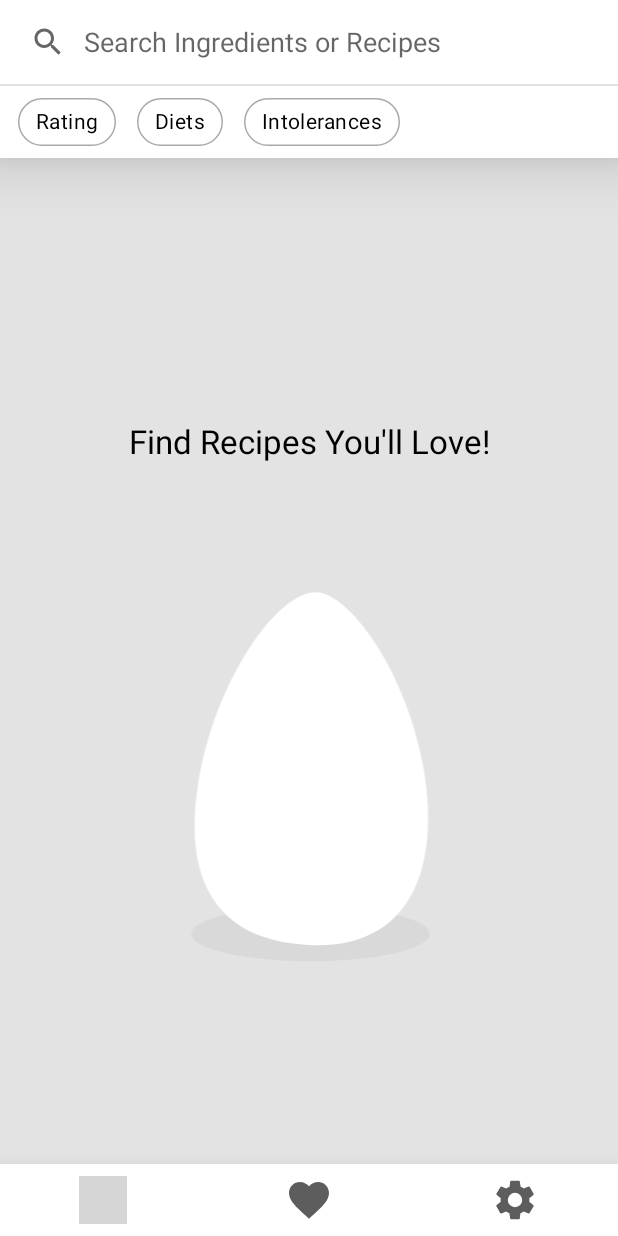
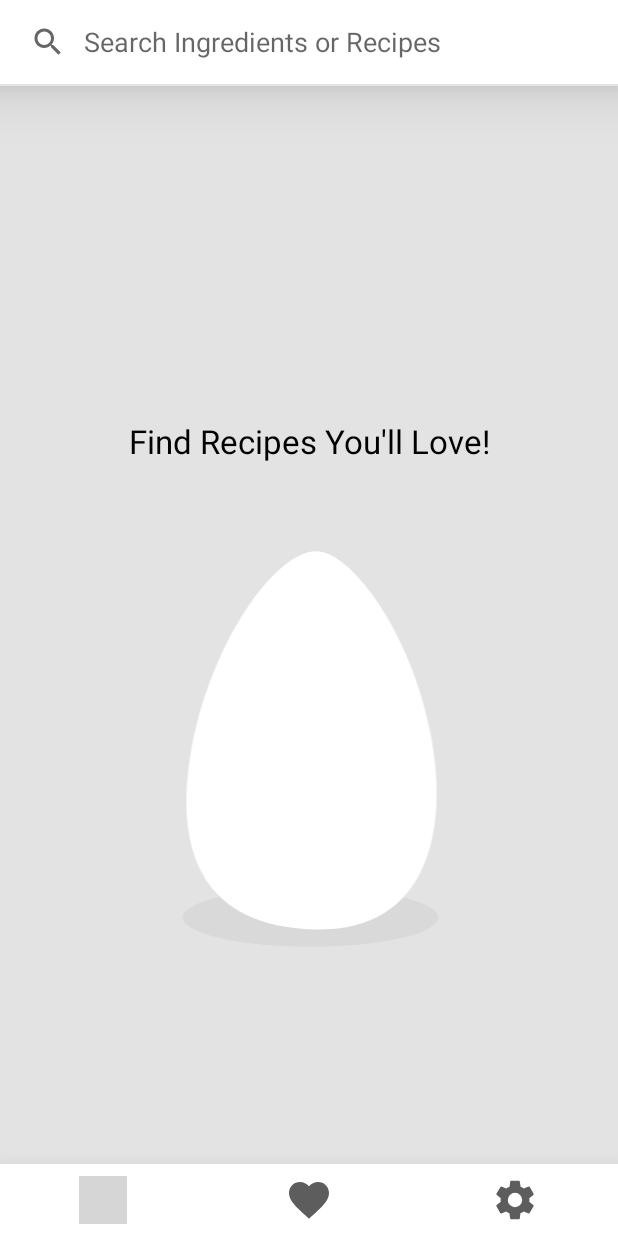
Before and after one commit to mjhamm/Scavenger, an Android app: the screen it shows after launch (MainActivity), on a phone screen of 412 x 824 dp. Run offline under Robolectric (Android 15) with nearby library versions, the phone set to English and light mode, and no system bars; our stand-ins replace Firebase (no records; nobody signed in at launch, a user with empty details on screens opened directly), Picasso, Shimmer, androidx.preference; pictures from the network do not load; Roboto replaces fonts that are not available here; 1 statement that could not run was skipped; grey boxes are pictures that could not be loaded.

Commit message:
kotlin updates

```diff
--- a/app/src/main/java/com/app/scavenger/HelpAdapter.java
+++ b/app/src/main/java/com/app/scavenger/HelpAdapter.java
@@ -18,7 +18,7 @@ public class HelpAdapter extends RecyclerView.Adapter<HelpAdapter.ViewHolder> {
     private ItemClickListener mClickListener;
 
     // data is passed into the constructor
-    HelpAdapter(Context context, List<String> data) {
+    public HelpAdapter(Context context, List<String> data) {
         this.mInflater = LayoutInflater.from(context);
         this.mData = data;
     }
--- a/app/src/main/java/com/app/scavenger/LikesFragment.java
+++ b/app/src/main/java/com/app/scavenger/LikesFragment.java
@@ -74,7 +74,7 @@ public class LikesFragment extends Fragment {
 
     // Create a new instance of Likes Fragment
     // Add a bundle if you want to pass through variables on creation
-    static LikesFragment newInstance() {
+    public static LikesFragment newInstance() {
         return new LikesFragment();
     }
 
--- a/app/src/main/java/com/app/scavenger/SearchFragment.java
+++ b/app/src/main/java/com/app/scavenger/SearchFragment.java
@@ -67,7 +67,7 @@ public class SearchFragment extends Fragment {
     public SearchFragment() {}
 
     // Create a new instance of Search Fragment
-    static SearchFragment newInstance() {
+    public static SearchFragment newInstance() {
         return new SearchFragment();
     }
 
--- a/app/src/main/java/com/app/scavenger/dialog/DialogBuilder.kt
+++ b/app/src/main/java/com/app/scavenger/dialog/DialogBuilder.kt
@@ -19,7 +19,7 @@ class DialogBuilder: MaterialAlertDialogBuilder {
     }
 
     companion object {
-        fun showInformationDialog(context: Context, theme: Int?, title: String, message: String) {
+        fun showInformationDialog(context: Context, title: String, message: String) {
             DialogBuilder(context)
                 .setTitle(title)
                 .setMessage(message)
@@ -28,8 +28,8 @@ class DialogBuilder: MaterialAlertDialogBuilder {
                 .show()
         }
 
-        fun showErrorDialog(context: Context, theme: Int?, title: String, message: String, function: (dialog: DialogInterface, which: Int) -> Unit) {
-            DialogBuilder(context)
+        fun showErrorDialog(context: Context, theme: Int, title: String, message: String, function: (dialog: DialogInterface, which: Int) -> Unit) {
+            DialogBuilder(context, theme)
                 .setTitle(title)
                 .setMessage(message)
                 .setCancelable(false)
--- a/app/src/main/java/com/app/scavenger/v2/activities/Comments.kt
+++ b/app/src/main/java/com/app/scavenger/v2/activities/Comments.kt
@@ -40,11 +40,11 @@ class Comments: AppCompatActivity() {
 
     override fun onCreate(savedInstanceState: Bundle?) {
         super.onCreate(savedInstanceState)
-        setContentView(R.layout.activity_comments)
 
         binding = ActivityCommentsBinding.inflate(layoutInflater)
+        setContentView(binding.root
+        )
         connection = ConnectionDetector(this)
-
         recipeName = intent.extras?.getString("recipe_name").toString()
         recipeSource = intent.extras?.getString("recipe_source").toString()
         recipeId = intent.extras?.getInt("recipe_id") ?: 0
@@ -98,6 +98,7 @@ class Comments: AppCompatActivity() {
                     postComment()
                 } else {
                     DialogBuilder.showInformationDialog(this,
+                        null,
                     Constants.noInternetTitle,
                     Constants.noInternetMessage)
                 }
--- a/app/src/main/java/com/app/scavenger/v2/activities/ForgotPassword.kt
+++ b/app/src/main/java/com/app/scavenger/v2/activities/ForgotPassword.kt
@@ -19,11 +19,10 @@ class ForgotPassword: AppCompatActivity() {
 
     override fun onCreate(savedInstanceState: Bundle?) {
         super.onCreate(savedInstanceState)
-        setContentView(R.layout.activity_forgot_password)
+        binding = ActivityForgotPasswordBinding.inflate(layoutInflater)
+        setContentView(binding.root)
 
-        binding = ActivityForgotPasswordBinding.inflate(layoutInflater)
         connection = ConnectionDetector(this)
-
         binding.forgotToolbar.setTitle("Forgot Password")
         binding.forgotPassButton.isEnabled = false
 
--- a/app/src/main/res/layout/activity_about.xml
+++ b/app/src/main/res/layout/activity_about.xml
@@ -25,4 +25,10 @@
         app:layout_constraintEnd_toEndOf="parent"
         app:layout_constraintBottom_toBottomOf="parent"/>
 
+    <WebView
+        android:id="@+id/about_webView"
+        android:layout_width="match_parent"
+        android:layout_height="match_parent"
+        android:visibility="gone"/>
+
 </androidx.constraintlayout.widget.ConstraintLayout>
--- a/app/src/main/res/layout/fragment_search.xml
+++ b/app/src/main/res/layout/fragment_search.xml
@@ -41,68 +41,6 @@
             android:layout_width="match_parent"
             android:layout_height="1dp"
             android:background="@color/bg_gray"/>
-
-        <!-- ///////////////////////////////////////////////////////////////// -->
-        <!-- Added 2/15/2021 - 7 / 1.1.1 -->
-        <HorizontalScrollView
-            android:id="@+id/sorting_layout"
-            android:gravity="start"
-            android:layout_width="match_parent"
-            android:layout_height="wrap_content"
-            android:background="@android:color/white"
-            app:layout_constraintTop_toBottomOf="@id/search_searchView"
-            app:layout_constraintStart_toStartOf="parent"
-            app:layout_constraintEnd_toEndOf="parent">
-
-            <com.google.android.material.chip.ChipGroup
-                android:id="@+id/chip_group_search"
-                android:layout_width="wrap_content"
-                android:layout_height="match_parent"
-                app:chipSpacingHorizontal="14dp"
-                android:paddingStart="12dp"
-                android:paddingEnd="12dp">
-
-                <com.google.android.material.chip.Chip
-                    android:id="@+id/chip_rating"
-                    android:layout_width="wrap_content"
-                    android:layout_height="wrap_content"
-                    style="@style/Widget.MaterialComponents.Chip.Action"
-                    app:chipBackgroundColor="@android:color/white"
-                    app:chipStrokeWidth="1dp"
-                    app:chipStrokeColor="@android:color/darker_gray"
-                    android:textColor="@android:color/black"
-                    android:textSize="14sp"
-                    android:text="Rating"/>
-
-                <com.google.android.material.chip.Chip
-                    android:id="@+id/chip_diets"
-                    android:layout_width="wrap_content"
-                    android:layout_height="wrap_content"
-                    style="@style/Widget.MaterialComponents.Chip.Action"
-                    app:chipStrokeWidth="1dp"
-                    app:chipStrokeColor="@android:color/darker_gray"
-                    android:textColor="@android:color/black"
-                    app:chipBackgroundColor="@android:color/white"
-                    android:text="Diets"
-                    android:textSize="14sp"/>
-
-                <com.google.android.material.chip.Chip
-                    android:id="@+id/chip_intol"
-                    android:layout_width="wrap_content"
-                    android:layout_height="wrap_content"
-                    style="@style/Widget.MaterialComponents.Chip.Action"
-                    app:chipStrokeWidth="1dp"
-                    app:chipStrokeColor="@android:color/darker_gray"
-                    app:chipBackgroundColor="@android:color/white"
-                    android:textSize="14sp"
-                    android:textColor="@android:color/black"
-                    android:text="Intolerances"/>
-
-            </com.google.android.material.chip.ChipGroup>
-
-        </HorizontalScrollView>
-
-        <!-- ///////////////////////////////////////////////////////////////// -->
 
     </LinearLayout>
 
--- a/build.gradle
+++ b/build.gradle
@@ -10,7 +10,7 @@ buildscript {
     }
     dependencies {
         classpath 'com.android.tools.build:gradle:4.1.3'
-        classpath 'com.google.gms:google-services:4.3.5'
+        classpath 'com.google.gms:google-services:4.3.10'
         classpath "org.jetbrains.kotlin:kotlin-gradle-plugin:$kotlin_version"
         // NOTE: Do not place your application dependencies here; they belong
         // in the individual module build.gradle files
```
Also changed, not shown: app/build.gradle (+5 -5 lines), app/src/main/java/com/app/scavenger/About.java (deleted, +0 -130 lines), app/src/main/java/com/app/scavenger/v2/activities/About.kt (+12 -12 lines), app/src/main/java/com/app/scavenger/v2/activities/Help.kt (added, +47 -0 lines), app/src/main/java/com/app/scavenger/v2/activities/MainActivity.kt (added, +54 -0 lines).
